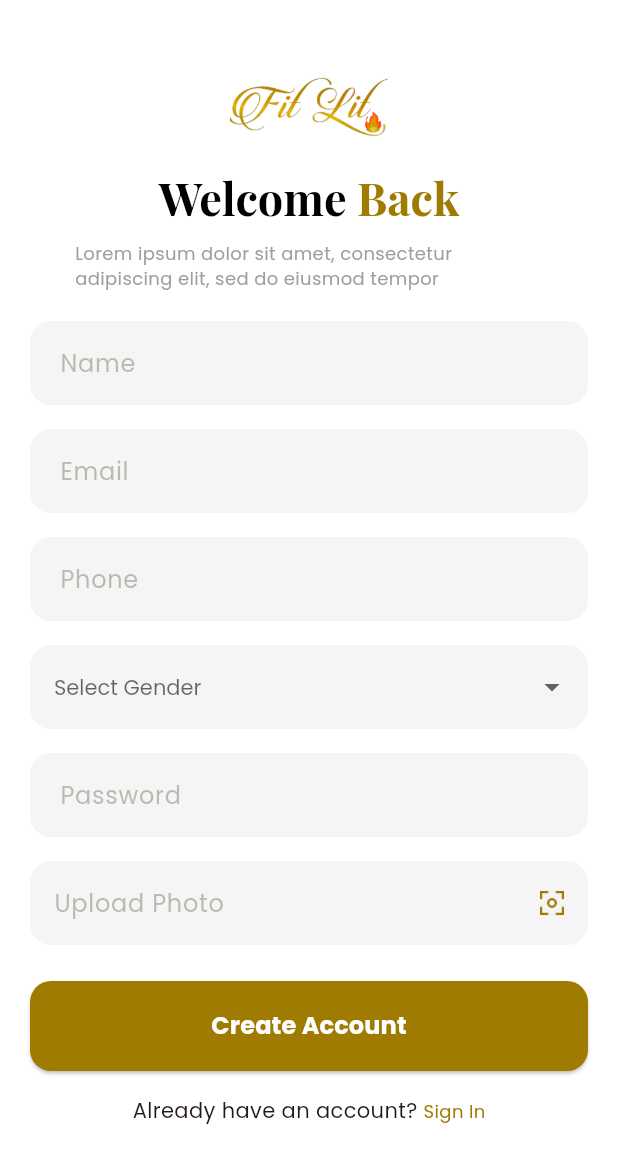
After one commit to daniyalqamar1007/fitlit_app, a Flutter app: the SignUpScreen screen opened by its route, on a phone screen of 412 x 824 dp. The commit adds this screen. Shown: the top 1163 px of the screen. Run offline on Flutter 3.47's test engine with Material 3 defaults, Android fonts, the light colour scheme and no system bars; our stand-ins replace google_fonts, image_picker.

Commit message:
Sign-up ui creation

```diff
--- a/lib/routes/App_routes.dart
+++ b/lib/routes/App_routes.dart
@@ -1,13 +1,16 @@
 
 import 'package:flutter/cupertino.dart';
+import '../view/Screens/Auth/signup_screen.dart';
 import '../view/Screens/Onboarding_screen/Onboarding_screen.dart';
 import '../view/Screens/Splash_screen/Splash_screen.dart';
 class AppRoutes {
   static const String splash = '/';
   static const String onboarding = '/onboarding';
   static const String home = '/home';
+  static const String signup = '/signup';
   static final Map<String, WidgetBuilder> routes = {
     splash: (context) =>  SplashScreen(),
     onboarding: (context) =>  OnboardingScreen(),
+    signup: (context) =>  SignUpScreen(),
   };
 }
--- /dev/null
+++ b/lib/view/Screens/Auth/signup_screen.dart
@@ -0,0 +1,273 @@
+import 'package:fitlip_app/view/Utils/Colors.dart';
+import 'package:flutter/material.dart';
+import 'package:google_fonts/google_fonts.dart';
+import 'package:image_picker/image_picker.dart';
+import 'dart:io';
+import '../../Widgets/Custom_textfield.dart';
+class SignUpScreen extends StatefulWidget {
+  const SignUpScreen({super.key});
+  @override
+  State<SignUpScreen> createState() => _SignUpScreenState();
+}
+class _SignUpScreenState extends State<SignUpScreen> {
+  final _formKey = GlobalKey<FormState>();
+  String? _selectedGender;
+  final List<String> _genderOptions = ['Male', 'Female', 'Other'];
+  final _nameController = TextEditingController();
+  final _emailController = TextEditingController();
+  final _phoneController = TextEditingController();
+  final _passwordController = TextEditingController();
+  File? _profileImage;
+  bool _obscurePassword=true;
+  Future<void> _pickImage() async {
+    final pickedFile = await ImagePicker().pickImage(source: ImageSource.gallery);
+    if (pickedFile != null) {
+      setState(() => _profileImage = File(pickedFile.path));
+    }
+  }
+  @override
+  void dispose() {
+    _nameController.dispose();
+    _emailController.dispose();
+    _phoneController.dispose();
+    _passwordController.dispose();
+    super.dispose();
+  }
+  @override
+  Widget build(BuildContext context) {
+    return Scaffold(
+      backgroundColor: Colors.white,
+      body: SingleChildScrollView(
+        padding: const EdgeInsets.all(20),
+        child: Form(
+          key: _formKey,
+          child: Column(mainAxisAlignment: MainAxisAlignment.center,
+            crossAxisAlignment: CrossAxisAlignment.center,
+            children: [
+              const SizedBox(height: 30),
+              Image.asset('assets/Images/splash_logo.png', scale: 10),
+               SizedBox(height: 20),
+              _buildWelcomeText(),
+              // _buildPhotoUpload(),
+              SizedBox(height: 20),
+              _buildFormFields(),
+              _buildSignUpButton(),
+              _buildSignInText(),
+            ],
+          ),
+        ),
+      ),
+    );
+  }
+
+  Widget _buildWelcomeText() {
+    return Column(
+      children: [
+        RichText(
+          text: TextSpan(
+            style: GoogleFonts.playfairDisplay(
+              fontSize: 30,
+              fontWeight: FontWeight.w700,
+              color: Colors.black,
+            ),
+            children: [
+              const TextSpan(text: 'Welcome '),
+              TextSpan(
+                text: 'Back',
+                style: GoogleFonts.playfairDisplay(
+                  fontWeight: FontWeight.w700,
+                  fontSize: 30,
+                  color: appcolor, // Your highlight color
+                ),
+              ),
+            ],
+          ),
+        ),
+        const SizedBox(height: 8),
+        Padding(
+          padding: const EdgeInsets.symmetric(horizontal: 30.0),
+          child: Text(
+            'Lorem ipsum dolor sit amet, consectetur adipiscing elit, sed do eiusmod tempor',
+            style: GoogleFonts.poppins(
+              color: Colors.grey,
+              fontSize: 12,
+              fontWeight: FontWeight.w400,
+            ),
+          ),
+        ),
+      ],
+    );
+  }
+  Widget _buildFormFields() {
+    return Column(
+      children: [
+        CustomTextField(
+          hintText: 'Name',
+          fillColor: Colors.grey.shade100,
+          filled: true,
+          hintStyle: GoogleFonts.poppins(color: hintextcolor),
+          controller: _nameController,
+          validator: (value) => value?.isEmpty ?? true ? 'Required' : null,
+
+      border: OutlineInputBorder(
+        borderRadius: BorderRadius.circular(14),
+        borderSide: BorderSide.none
+      ),
+        ),
+        const SizedBox(height: 16),
+        CustomTextField(
+          hintText: 'Email',
+          fillColor: Colors.grey.shade100,
+          filled: true,
+          controller: _emailController,
+          hintStyle: GoogleFonts.poppins(color: hintextcolor),
+          validator: (value) {
+            if (value?.isEmpty ?? true) return 'Required';
+            if (!value!.contains('@')) return 'Invalid email';
+            return null;
+          },
+          keyboardType: TextInputType.emailAddress,
+          border: InputBorder.none,
+        ),
+        const SizedBox(height: 16),
+        CustomTextField(
+          hintText: 'Phone',
+          fillColor: Colors.grey.shade100,
+          filled: true,
+          controller: _phoneController,
+          hintStyle:GoogleFonts.poppins(color: hintextcolor),
+          validator: (value) => value?.isEmpty ?? true ? 'Required' : null,
+          keyboardType: TextInputType.phone,
+        ),
+        const SizedBox(height: 16),
+
+        DropdownButtonFormField<String>(
+          value: _selectedGender,
+          onChanged: (value) {
+            setState(() => _selectedGender = value);
+          },
+          decoration: InputDecoration(
+            hintText: 'Select Gender',
+            hintStyle: GoogleFonts.poppins(color: hintextcolor.withOpacity(0.5)),
+            filled: true,
+            fillColor: Colors.grey.shade100,
+            border: OutlineInputBorder(
+              borderRadius: BorderRadius.circular(14),
+              borderSide: BorderSide.none,
+            ),
+            enabledBorder: OutlineInputBorder(
+              borderRadius: BorderRadius.circular(14),
+              borderSide: BorderSide.none,
+            ),
+            focusedBorder: OutlineInputBorder(
+              borderRadius: BorderRadius.circular(14),
+              borderSide: BorderSide.none,
+            ),
+          ),
+          style: GoogleFonts.poppins(color: Colors.black),
+          items: _genderOptions.map((gender) {
+            return DropdownMenuItem(
+              value: gender,
+              child: Text(gender),
+            );
+          }).toList(),
+          validator: (value) => value == null ? 'Please select a gender' : null,
+        ),
+        const SizedBox(height: 16),
+
+        CustomTextField(
+          hintText: 'Password',
+          hintStyle: GoogleFonts.poppins(color: hintextcolor),
+          controller: _passwordController,
+          obscureText: true,
+          fillColor: Colors.grey.shade100,
+          filled: true,
+          validator: (value) {
+            if (value?.isEmpty ?? true) return 'Required';
+            if (value!.length < 6) return 'Minimum 6 characters';
+            return null;
+
+          },
+          border: OutlineInputBorder(
+            borderRadius: BorderRadius.circular(14),
+            borderSide: BorderSide.none,
+          ),
+
+        ),
+        const SizedBox(height: 16),
+        GestureDetector(
+          onTap: _pickImage,
+          child: AbsorbPointer(
+            child: TextFormField(
+              readOnly: true,
+              decoration: InputDecoration(
+                hintText: _profileImage != null ? 'Image Selected' : 'Upload Photo',
+                hintStyle: GoogleFonts.poppins(color: hintextcolor),
+                // prefixIcon: Icon(Icons.camera_alt, color: hintextcolor),
+                filled: true,
+                suffixIcon: Image.asset('assets/Icons/camera_icon.png',scale: 5,),
+                fillColor: Colors.grey[100],
+                // border: InputBorder.none,
+                border: OutlineInputBorder(
+                  borderRadius: BorderRadius.circular(14),
+                  borderSide: BorderSide.none,
+                ),
+              ),
+            ),
+          ),
+        ),
+      ],
+    );
+  }
+  Widget _buildSignUpButton() {
+    return Padding(
+      padding: const EdgeInsets.only(top: 24),
+      child: SizedBox(
+        width: double.infinity,
+        height: 60,
+        child: ElevatedButton(
+          onPressed: () {
+            if (_formKey.currentState?.validate() ?? false) {
+              // Handle sign up
+            }
+          },
+          style: ElevatedButton.styleFrom(
+            backgroundColor: appcolor,
+            shape: RoundedRectangleBorder(
+              borderRadius: BorderRadius.circular(14),
+            ),
+          ),
+          child: Text(
+            'Create Account',
+            style: GoogleFonts.poppins(
+              color: Colors.white,
+              fontSize: 16,
+              fontWeight: FontWeight.w700,
+            ),
+          ),
+        ),
+      ),
+    );
+  }
+  Widget _buildSignInText() {
+    return Padding(
+      padding: const EdgeInsets.only(top: 16),
+      child: Text.rich(
+        TextSpan(
+          text: 'Already have an account? ',
+          style: GoogleFonts.poppins(),
+          children: [
+            TextSpan(
+              text: 'Sign In',
+              style: GoogleFonts.poppins(
+                color: appcolor,
+                fontSize: 12,
+                fontWeight: FontWeight.w400,
+              ),
+            ),
+          ],
+        ),
+      ),
+    );
+  }
+}
--- a/lib/view/Screens/Onboarding_screen/Onboarding_screen.dart
+++ b/lib/view/Screens/Onboarding_screen/Onboarding_screen.dart
@@ -3,18 +3,15 @@ import 'package:google_fonts/google_fonts.dart';
 import '../../../routes/App_routes.dart';
 import '../../Utils/Colors.dart';
 import '../../Utils/Constants.dart';
-
 class OnboardingScreen extends StatefulWidget {
   const OnboardingScreen({super.key});
 
   @override
   State<OnboardingScreen> createState() => _OnboardingScreenState();
 }
-
 class _OnboardingScreenState extends State<OnboardingScreen> {
   final PageController _pageController = PageController();
   int _currentPage = 0;
-
   final List<OnboardingPage> onboardingData = [
     OnboardingPage(
       title: "Fashion that speaks for itself",
@@ -41,13 +38,11 @@ class _OnboardingScreenState extends State<OnboardingScreen> {
       image: "assets/Images/onboard3.png", // Use your full-screen image here
     ),
   ];
-
   @override
   void dispose() {
     _pageController.dispose();
     super.dispose();
   }
-
   void _nextPage() {
     if (_currentPage < onboardingData.length - 1) {
       _pageController.nextPage(
@@ -55,10 +50,9 @@ class _OnboardingScreenState extends State<OnboardingScreen> {
         curve: Curves.easeInOut,
       );
     } else {
-      Navigator.pushReplacementNamed(context, AppRoutes.home);
+      Navigator.pushReplacementNamed(context, AppRoutes.signup);
     }
   }
-
   Widget _buildPageIndicator() {
     return Row(
       mainAxisAlignment: MainAxisAlignment.center,
@@ -80,7 +74,6 @@ class _OnboardingScreenState extends State<OnboardingScreen> {
       ),
     );
   }
-
   @override
   Widget build(BuildContext context) {
     return Scaffold(
@@ -117,7 +110,6 @@ class _OnboardingScreenState extends State<OnboardingScreen> {
       )
     );
   }
-
   Widget _buildNextButton() {
     return GestureDetector(
       onTap: _nextPage,
@@ -141,37 +133,23 @@ class _OnboardingScreenState extends State<OnboardingScreen> {
       ),
     );
   }
-
   Widget _buildOnboardingPage(OnboardingPage page) {
     return Container(
       color: Colors.white,
       child: Column(
         crossAxisAlignment: CrossAxisAlignment.stretch,
         children: [
-          // Full Image (takes about 60% of the screen)
           Expanded(
-            flex: 7,
+            flex: 9,
             child: Container(
-              // margin: const EdgeInsets.all(16),
               decoration: BoxDecoration(
-
-                // borderRadius: BorderRadius.circular(16),
                 image: DecorationImage(
                   image: AssetImage(page.image),
                   fit: BoxFit.fitWidth,
                 ),
-                // boxShadow: [
-                //   BoxShadow(
-                //     color: Colors.black.withOpacity(0.1),
-                //     blurRadius: 10,
-                //     offset: Offset(0, 4),
-                //   ),
-                // ],
               ),
             ),
           ),
-
-          // Content below image (40% of screen)
           Expanded(
             flex: 4,
             child: Padding(
@@ -206,12 +184,12 @@ class _OnboardingScreenState extends State<OnboardingScreen> {
       ),
     );
   }
-
   Widget _buildHighlightedTitle(OnboardingPage page) {
     // Split the title into parts based on the highlighted text
     final titleParts = page.title.split(page.highlightedText);
 
-    return RichText(
+    return
+      RichText(
       text: TextSpan(
         style: GoogleFonts.playfairDisplay(
           fontSize: 38,
@@ -235,8 +213,6 @@ class _OnboardingScreenState extends State<OnboardingScreen> {
     );
   }
 }
-
-// Enhanced OnboardingPage model
 class OnboardingPage {
   final String title;
   final String description;
--- a/lib/view/Utils/Colors.dart
+++ b/lib/view/Utils/Colors.dart
@@ -1,8 +1,13 @@
 import 'dart:ui';
 
+import 'package:flutter/material.dart';
 import 'package:flutter/src/painting/text_style.dart';
 import 'package:google_fonts/google_fonts.dart';
 
-Color appcolor=Color(0xff9F7B01);
- TextStyle poppin=GoogleFonts.poppins();
- TextStyle playfair=GoogleFonts.playfairDisplay();
+ Color appcolor=Color(0xff9F7B01);
+ Color secondary = Colors.white;
+ const Color accent = Colors.blue;
+ const Color textPrimary = Colors.black;
+ const Color textSecondary = Colors.grey;
+ const Color error = Colors.red;
+ Color hintextcolor=Color(0xff7C7C7C69);
--- a/lib/view/Utils/Constants.dart
+++ b/lib/view/Utils/Constants.dart
@@ -1,4 +1,6 @@
+import 'package:fitlip_app/view/Utils/Colors.dart';
 import 'package:flutter/cupertino.dart';
+import 'package:google_fonts/google_fonts.dart';
 class AppConstants {
   static const List<String> onboardingImageUrls = [
     'https://your-bucket.s3.amazonaws.com/onboarding1.jpg',
@@ -26,3 +28,28 @@ class AppConstants {
   static const double indicatorSize = 8;
   static const double indicatorSpacing = 4;
 }
+class AppDimensions {
+  static const double paddingSmall = 8.0;
+  static const double paddingMedium = 16.0;
+  static const double paddingLarge = 24.0;
+  static const double borderRadius = 14.0;
+  static const double buttonHeight = 50.0;
+}
+class AppTextStyles {
+  static TextStyle get headlineSmall => GoogleFonts.playfairDisplay(
+    fontSize: 30,
+    fontWeight: FontWeight.w700,
+    color: appcolor,
+  );
+
+  static TextStyle get bodyMedium => GoogleFonts.poppins(
+    fontSize: 12,
+    fontWeight: FontWeight.w400,
+    color: appcolor,
+  );
+
+  static TextStyle get button => GoogleFonts.poppins(
+    fontSize: 16,
+    fontWeight: FontWeight.w600,
+  );
+}
--- a/lib/view/Widgets/Custom_buttons.dart
+++ b/lib/view/Widgets/Custom_buttons.dart
@@ -1,68 +1,38 @@
-import 'package:flutter/cupertino.dart';
 import 'package:flutter/material.dart';
+import '../Utils/Colors.dart';
+import '../Utils/Constants.dart';
+
 
 class CustomButton extends StatelessWidget {
-  final Widget child;
+  final String text;
   final VoidCallback onPressed;
+  final bool isLoading;
   final Color? color;
-  final Color? textColor;
-  final EdgeInsets? padding;
-  final BorderRadius? borderRadius;
-  final double? elevation;
-  final double? width;
-  final double? height;
-  final bool isOutlined;
 
   const CustomButton({
     super.key,
-    required this.child,
+    required this.text,
     required this.onPressed,
+    this.isLoading = false,
     this.color,
-    this.textColor,
-    this.padding,
-    this.borderRadius,
-    this.elevation,
-    this.width,
-    this.height,
-    this.isOutlined = false,
   });
 
   @override
   Widget build(BuildContext context) {
-    final theme = Theme.of(context);
-    final buttonColor = color ?? theme.colorScheme.primary;
-    final buttonTextColor = textColor ?? Colors.white;
-
     return SizedBox(
-      width: width ?? double.infinity,
-      height: height ?? 50,
-      child: isOutlined
-          ? OutlinedButton(
-        onPressed: onPressed,
-        style: OutlinedButton.styleFrom(
-          foregroundColor: buttonColor,
-          side: BorderSide(color: buttonColor),
-          padding: padding ??
-              const EdgeInsets.symmetric(horizontal: 24, vertical: 12),
+      height: AppDimensions.buttonHeight,
+      child: ElevatedButton(
+        onPressed: isLoading ? null : onPressed,
+        style: ElevatedButton.styleFrom(
+          backgroundColor: color ?? appcolor,
           shape: RoundedRectangleBorder(
-            borderRadius: borderRadius ?? BorderRadius.circular(8),
+            borderRadius: BorderRadius.circular(AppDimensions.borderRadius),
           ),
+          minimumSize: const Size.fromHeight(AppDimensions.buttonHeight),
         ),
-        child: child,
-      )
-          : FilledButton(
-        onPressed: onPressed,
-        style: FilledButton.styleFrom(
-          backgroundColor: buttonColor,
-          foregroundColor: buttonTextColor,
-          elevation: elevation ?? 0,
-          padding: padding ??
-              const EdgeInsets.symmetric(horizontal: 24, vertical: 12),
-          shape: RoundedRectangleBorder(
-            borderRadius: borderRadius ?? BorderRadius.circular(8),
-          ),
-        ),
-        child: child,
+        child: isLoading
+            ? const CircularProgressIndicator()
+            : Text(text, style: AppTextStyles.button.copyWith(color: secondary)),
       ),
     );
   }
--- /dev/null
+++ b/lib/view/Widgets/Custom_textfield.dart
@@ -0,0 +1,215 @@
+import 'package:flutter/material.dart';
+import '../Utils/Colors.dart';
+import '../Utils/Constants.dart';
+
+class CustomTextField extends StatelessWidget {
+  final TextEditingController? controller;
+  final String? labelText;
+  final String? hintText;
+  final String? helperText;
+  final String? errorText;
+  final TextInputType? keyboardType;
+  final bool obscureText;
+  final bool enabled;
+  final int? maxLines;
+  final int? minLines;
+  final int? maxLength;
+  final Widget? prefixIcon;
+  final Widget? suffixIcon;
+  final String? prefixText;
+  final String? suffixText;
+  final TextStyle? prefixStyle;
+  final TextStyle? suffixStyle;
+  final TextInputAction? textInputAction;
+  final FocusNode? focusNode;
+  final void Function(String)? onChanged;
+  final void Function()? onEditingComplete;
+  final void Function(String)? onFieldSubmitted;
+  final void Function()? onTap;
+  final String? Function(String?)? validator;
+  final bool autofocus;
+  final bool readOnly;
+  final bool? showCursor;
+  final TextAlign textAlign;
+  final TextAlignVertical? textAlignVertical;
+  final TextCapitalization textCapitalization;
+  final EdgeInsetsGeometry? contentPadding;
+  final bool expands;
+  final bool? enableInteractiveSelection;
+  final InputBorder? border;
+  final InputBorder? enabledBorder;
+  final InputBorder? focusedBorder;
+  final InputBorder? errorBorder;
+  final InputBorder? disabledBorder;
+  final Color? fillColor;
+  final bool? filled;
+  final TextStyle? style;
+  final TextStyle? labelStyle;
+  final TextStyle? hintStyle;
+  final Color? cursorColor;
+  final double? cursorHeight;
+  final Radius? cursorRadius;
+  final double? cursorWidth;
+  final Brightness? keyboardAppearance;
+  final bool autocorrect;
+  final String? obscuringCharacter;
+  final bool enableSuggestions;
+  final TextDirection? textDirection;
+  final String? restorationId;
+  final bool? enableIMEPersonalizedLearning;
+  final MouseCursor? mouseCursor;
+  final InputCounterWidgetBuilder? buildCounter;
+  final ScrollPhysics? scrollPhysics;
+  final Iterable<String>? autofillHints;
+  final ScrollController? scrollController;
+  final bool? canRequestFocus;
+  final SpellCheckConfiguration? spellCheckConfiguration;
+  final TextMagnifierConfiguration? magnifierConfiguration;
+
+  const CustomTextField({
+    super.key,
+    this.controller,
+     this.labelText,
+    this.hintText,
+    this.helperText,
+    this.errorText,
+    this.keyboardType,
+    this.obscureText = false,
+    this.enabled = true,
+    this.maxLines = 1,
+    this.minLines,
+    this.maxLength,
+    this.prefixIcon,
+    this.suffixIcon,
+    this.prefixText,
+    this.suffixText,
+    this.prefixStyle,
+    this.suffixStyle,
+    this.textInputAction,
+    this.focusNode,
+    this.onChanged,
+    this.onEditingComplete,
+    this.onFieldSubmitted,
+    this.onTap,
+    this.validator,
+    this.autofocus = false,
+    this.readOnly = false,
+    this.showCursor,
+    this.textAlign = TextAlign.start,
+    this.textAlignVertical,
+    this.textCapitalization = TextCapitalization.none,
+    this.contentPadding = const EdgeInsets.all(16),
+    this.expands = false,
+    this.enableInteractiveSelection,
+    this.border,
+    this.enabledBorder,
+    this.focusedBorder,
+    this.errorBorder,
+    this.disabledBorder,
+    this.fillColor,
+    this.filled,
+    this.style,
+    this.labelStyle,
+    this.hintStyle,
+    this.cursorColor,
+    this.cursorHeight,
+    this.cursorRadius,
+    this.cursorWidth = 2.0,
+    this.keyboardAppearance,
+    this.autocorrect = true,
+    this.obscuringCharacter = '•',
+    this.enableSuggestions = true,
+    this.textDirection,
+    this.restorationId,
+    this.enableIMEPersonalizedLearning = true,
+    this.mouseCursor,
+    this.buildCounter,
+    this.scrollPhysics,
+    this.autofillHints,
+    this.scrollController,
+    this.canRequestFocus = true,
+    this.spellCheckConfiguration,
+    this.magnifierConfiguration,
+  });
+
+  @override
+  Widget build(BuildContext context) {
+    return TextFormField(
+      controller: controller,
+      decoration: InputDecoration(
+        labelText: labelText,
+        hintText: hintText,
+        helperText: helperText,
+        errorText: errorText,
+        prefixIcon: prefixIcon,
+        suffixIcon: suffixIcon,
+        prefixText: prefixText,
+        suffixText: suffixText,
+        prefixStyle: prefixStyle,
+        suffixStyle: suffixStyle,
+        filled: filled,
+        fillColor: fillColor,
+        labelStyle: labelStyle,
+        hintStyle: hintStyle,
+        contentPadding: contentPadding,
+        border: border ?? OutlineInputBorder(
+          borderRadius: BorderRadius.circular(14),
+          borderSide:BorderSide.none,
+        ),
+        enabledBorder: enabledBorder ?? OutlineInputBorder(
+          borderRadius: BorderRadius.circular(14),
+          borderSide:BorderSide.none,
+        ),
+        focusedBorder: focusedBorder ?? OutlineInputBorder(
+          borderRadius: BorderRadius.circular(14),
+          borderSide:BorderSide.none,
+        ),
+        errorBorder: errorBorder ?? OutlineInputBorder(
+          borderRadius: BorderRadius.circular(14),
+          borderSide: const BorderSide(color: Colors.red),
+        ),
+        disabledBorder: disabledBorder ?? OutlineInputBorder(
+          borderRadius: BorderRadius.circular(14),
+          borderSide: BorderSide(color: Colors.grey.shade200),
+        ),
+      ),
+      keyboardType: keyboardType,
+      obscureText: obscureText,
+      enabled: enabled,
+      maxLines: maxLines,
+      minLines: minLines,
+      maxLength: maxLength,
+      textInputAction: textInputAction,
+      focusNode: focusNode,
+      onChanged: onChanged,
+      onEditingComplete: onEditingComplete,
+      onFieldSubmitted: onFieldSubmitted,
+      onTap: onTap,
+      validator: validator,
+      autofocus: autofocus,
+      readOnly: readOnly,
+      showCursor: showCursor,
+      textAlign: textAlign,
+      textAlignVertical: textAlignVertical,
+      textCapitalization: textCapitalization,
+      expands: expands,
+      enableInteractiveSelection: enableInteractiveSelection,
+      style: style,
+      cursorColor: cursorColor,
+      cursorHeight: cursorHeight,
+      cursorRadius: cursorRadius,
+      keyboardAppearance: keyboardAppearance,
+      autocorrect: autocorrect,
+      enableSuggestions: enableSuggestions,
+      textDirection: textDirection,
+      restorationId: restorationId,
+      mouseCursor: mouseCursor,
+      buildCounter: buildCounter,
+      scrollPhysics: scrollPhysics,
+      autofillHints: autofillHints,
+      scrollController: scrollController,
+      spellCheckConfiguration: spellCheckConfiguration,
+      magnifierConfiguration: magnifierConfiguration,
+    );
+  }
+}
--- a/pubspec.yaml
+++ b/pubspec.yaml
@@ -36,6 +36,7 @@ dependencies:
   cupertino_icons: ^1.0.8
   cached_network_image:
   google_fonts:
+  image_picker:
 
 dev_dependencies:
   flutter_test:
```
Also changed, not shown: assets/Icons/camera_icon.png (added), pubspec.lock.
